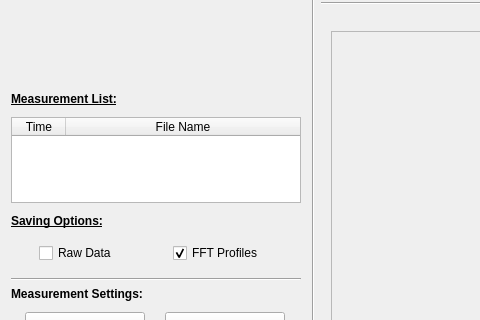
Before: the Qt Designer form pol_panel.ui in CesarCarvajal/Oxymetry-Backup-2018, drawn with Qt 5; both pictures show x 0 to 480 and y 423 to 743 of the 1210 by 862 pixel window.
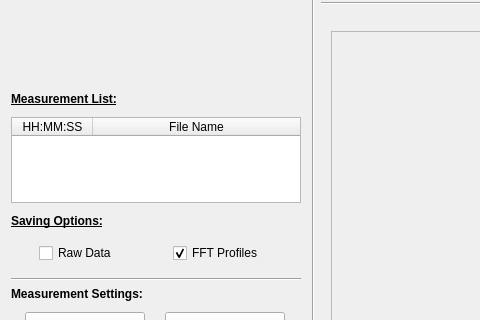
After: the same form once the commit is applied. Icons and pictures are not drawn. Custom widgets are drawn as their Qt base class.

What changed in the file:
```diff
--- a/pol_panel.ui
+++ b/pol_panel.ui
@@ -488,6 +488,9 @@
          <property name="toolTip">
           <string>Measurement Profile</string>
          </property>
+         <property name="lineWidth">
+          <number>1</number>
+         </property>
          <property name="horizontalScrollBarPolicy">
           <enum>Qt::ScrollBarAsNeeded</enum>
          </property>
@@ -525,7 +528,10 @@
           <bool>false</bool>
          </attribute>
          <attribute name="horizontalHeaderDefaultSectionSize">
-          <number>54</number>
+          <number>81</number>
+         </attribute>
+         <attribute name="horizontalHeaderMinimumSectionSize">
+          <number>31</number>
          </attribute>
          <attribute name="horizontalHeaderShowSortIndicator" stdset="0">
           <bool>false</bool>
@@ -536,6 +542,9 @@
          <attribute name="verticalHeaderCascadingSectionResizes">
           <bool>false</bool>
          </attribute>
+         <attribute name="verticalHeaderDefaultSectionSize">
+          <number>30</number>
+         </attribute>
          <attribute name="verticalHeaderHighlightSections">
           <bool>true</bool>
          </attribute>
@@ -550,7 +559,7 @@
          </attribute>
          <column>
           <property name="text">
-           <string>Time</string>
+           <string>HH:MM:SS</string>
           </property>
           <property name="toolTip">
            <string>Time Intervals</string>
```
Left out of the diff: 5 changed lines with no effect on the pictures.
